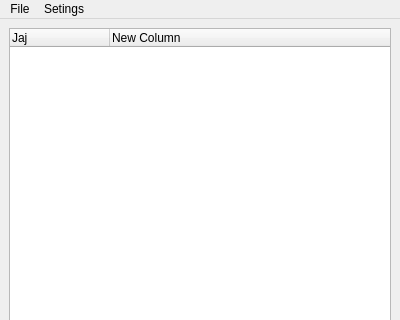
Old version of the form LHCbDIRAC/BookkeepingSystem/Gui/Widget/MainWidget.ui in the repository antolu/LHCbDIRAC; both pictures show x 0 to 400 and y 0 to 320 of the 400 by 500 pixel window.
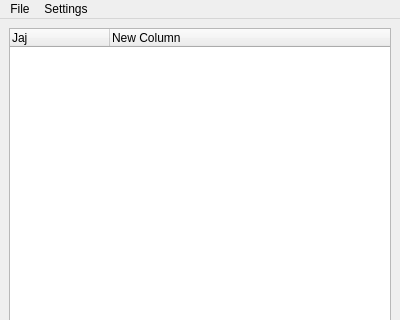
New version of the form.

```diff
--- a/LHCbDIRAC/BookkeepingSystem/Gui/Widget/MainWidget.ui
+++ b/LHCbDIRAC/BookkeepingSystem/Gui/Widget/MainWidget.ui
@@ -59,7 +59,7 @@
    </widget>
    <widget class="QMenu" name="menuSetings" >
     <property name="title" >
-     <string>Setings</string>
+     <string>Settings</string>
     </property>
     <addaction name="actionDataQuality" />
    </widget>
```
